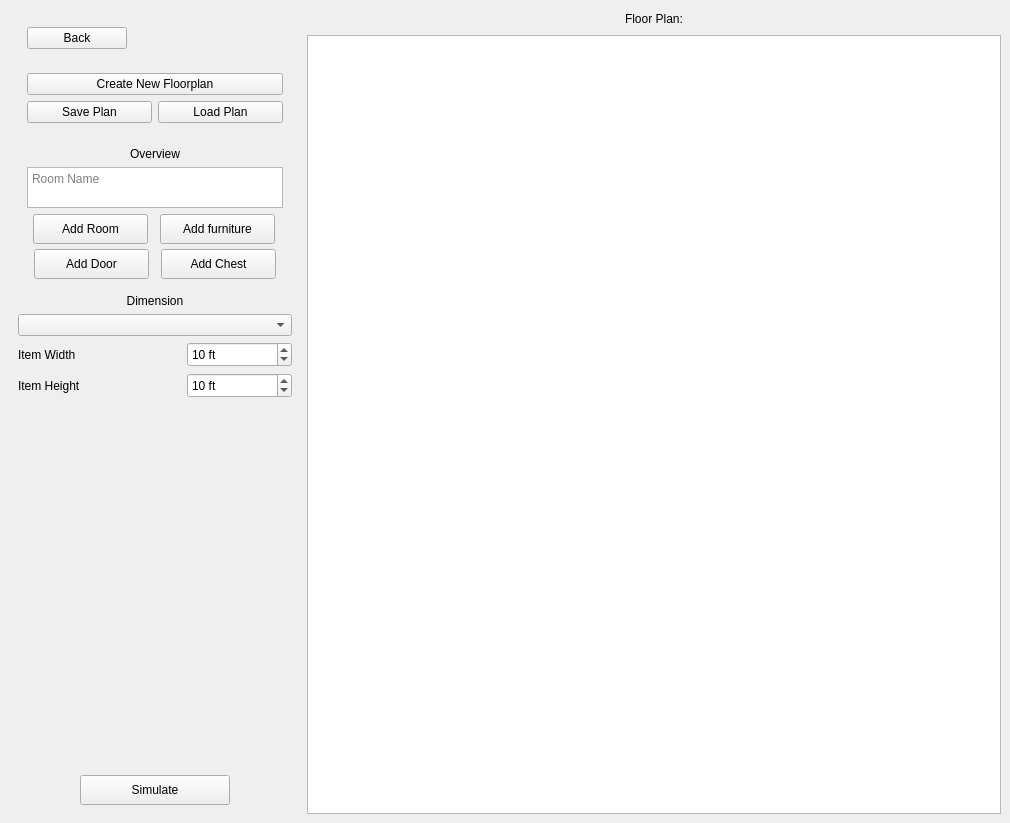
Before: the Qt Designer form Source/Views/floorplandesigner.ui in CS499-RoboVac/Robovac, drawn with Qt 5.
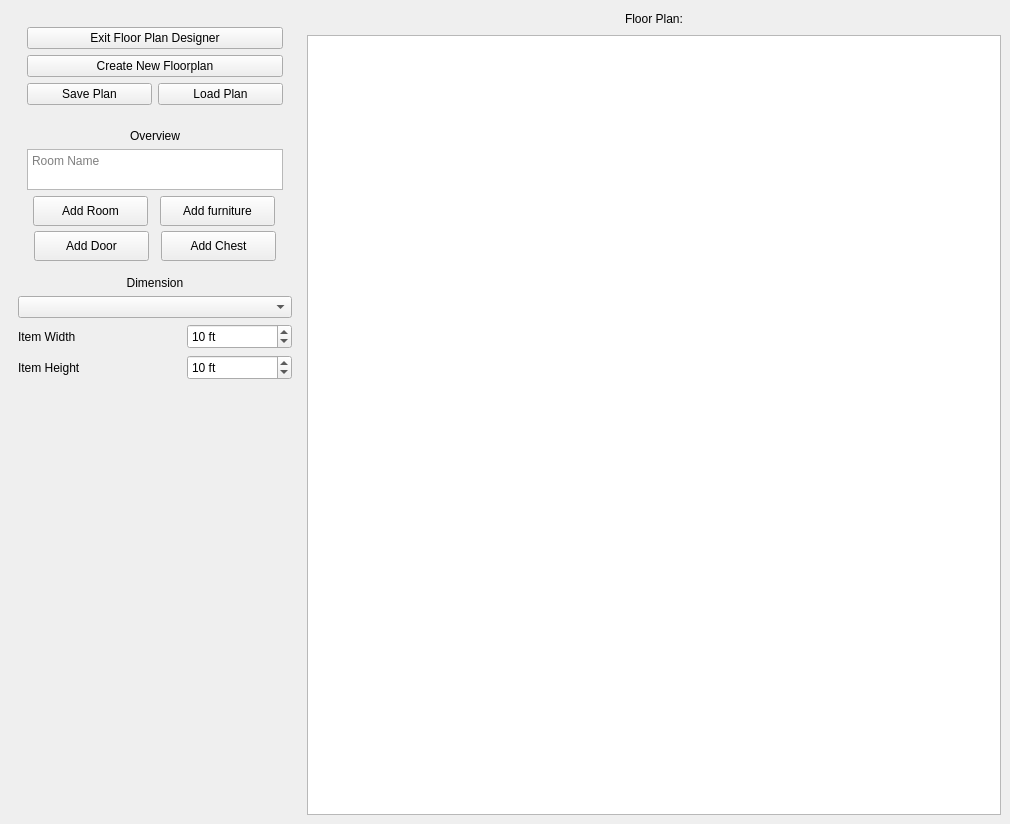
After: the same form once the commit is applied.

Diff of the .ui file:
```diff
--- a/Source/Views/floorplandesigner.ui
+++ b/Source/Views/floorplandesigner.ui
@@ -7,7 +7,7 @@
     <x>0</x>
     <y>0</y>
     <width>1010</width>
-    <height>823</height>
+    <height>824</height>
    </rect>
   </property>
   <property name="windowTitle">
@@ -25,20 +25,14 @@
       </property>
       <layout class="QVBoxLayout" name="verticalLayout_7">
        <item>
-        <widget class="QWidget" name="BackButtonLayout" native="true">
+        <widget class="QWidget" name="FloorPlanButtonLayout" native="true">
          <property name="sizePolicy">
           <sizepolicy hsizetype="Preferred" vsizetype="Maximum">
            <horstretch>0</horstretch>
            <verstretch>0</verstretch>
           </sizepolicy>
          </property>
-         <property name="minimumSize">
-          <size>
-           <width>0</width>
-           <height>0</height>
-          </size>
-         </property>
-         <layout class="QHBoxLayout" name="horizontalLayout_9">
+         <layout class="QVBoxLayout" name="verticalLayout_6">
           <item>
            <widget class="QPushButton" name="BackButton">
             <property name="minimumSize">
@@ -48,35 +42,10 @@
              </size>
             </property>
             <property name="text">
-             <string>Back</string>
+             <string>Exit Floor Plan Designer</string>
             </property>
            </widget>
           </item>
-          <item>
-           <spacer name="horizontalSpacer_3">
-            <property name="orientation">
-             <enum>Qt::Horizontal</enum>
-            </property>
-            <property name="sizeHint" stdset="0">
-             <size>
-              <width>40</width>
-              <height>20</height>
-             </size>
-            </property>
-           </spacer>
-          </item>
-         </layout>
-        </widget>
-       </item>
-       <item>
-        <widget class="QWidget" name="FloorPlanButtonLayout" native="true">
-         <property name="sizePolicy">
-          <sizepolicy hsizetype="Preferred" vsizetype="Maximum">
-           <horstretch>0</horstretch>
-           <verstretch>0</verstretch>
-          </sizepolicy>
-         </property>
-         <layout class="QVBoxLayout" name="verticalLayout_6">
           <item>
            <widget class="QPushButton" name="newFloorplanButton">
             <property name="text">
@@ -429,55 +398,6 @@
          </property>
         </spacer>
        </item>
-       <item>
-        <layout class="QHBoxLayout" name="SimButtonLayout">
-         <item>
-          <spacer name="horizontalSpacer_2">
-           <property name="orientation">
-            <enum>Qt::Horizontal</enum>
-           </property>
-           <property name="sizeHint" stdset="0">
-            <size>
-             <width>40</width>
-             <height>20</height>
-            </size>
-           </property>
-          </spacer>
-         </item>
-         <item>
-          <widget class="QPushButton" name="SimulateButton">
-           <property name="sizePolicy">
-            <sizepolicy hsizetype="Fixed" vsizetype="Fixed">
-             <horstretch>0</horstretch>
-             <verstretch>0</verstretch>
-            </sizepolicy>
-           </property>
-           <property name="minimumSize">
-            <size>
-             <width>150</width>
-             <height>30</height>
-            </size>
-           </property>
-           <property name="text">
-            <string>Simulate</string>
-           </property>
-          </widget>
-         </item>
-         <item>
-          <spacer name="horizontalSpacer">
-           <property name="orientation">
-            <enum>Qt::Horizontal</enum>
-           </property>
-           <property name="sizeHint" stdset="0">
-            <size>
-             <width>40</width>
-             <height>20</height>
-            </size>
-           </property>
-          </spacer>
-         </item>
-        </layout>
-       </item>
       </layout>
      </widget>
     </item>
```
Left out of the diff: 3 changed lines with no effect on the pictures.
